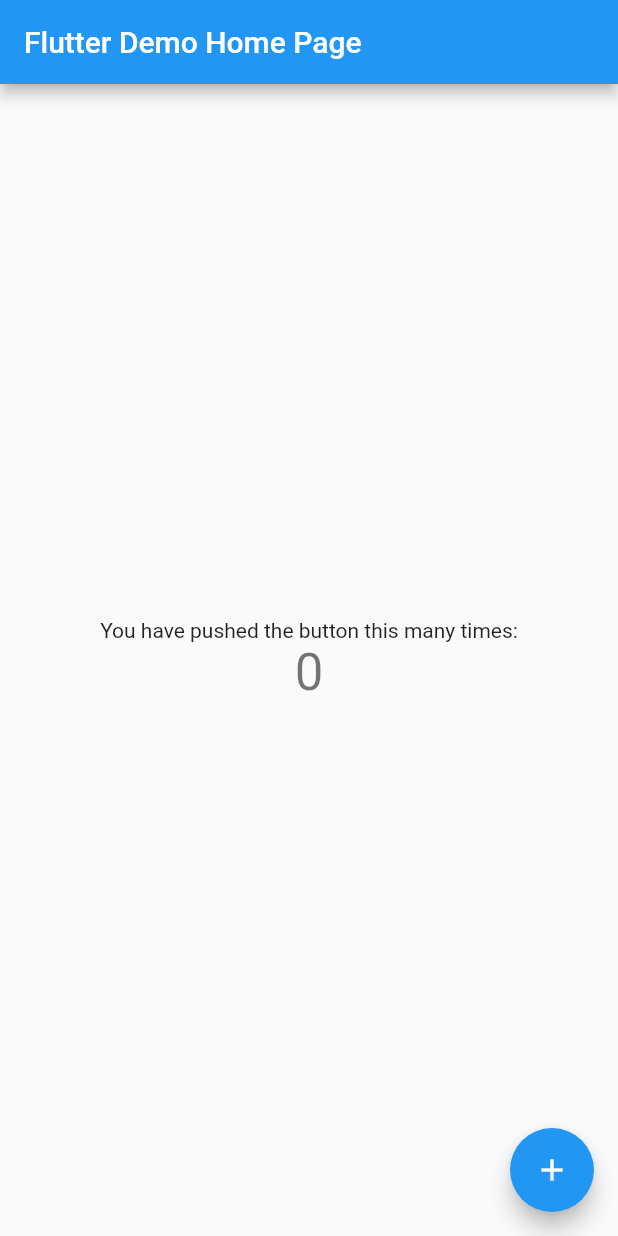
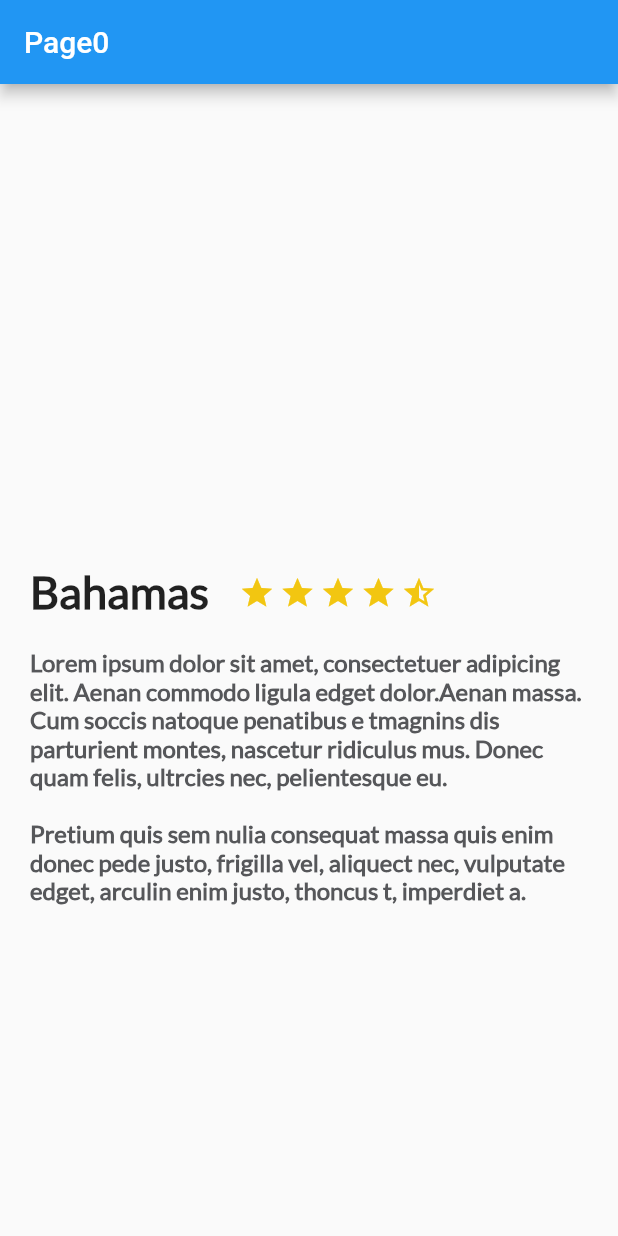
Before and after one commit to lskywolfll/Flutter_Practice, a Flutter app: the screen it shows after launch, on a phone screen of 412 x 824 dp. Run offline on Flutter 3.47's test engine with Material 2 defaults, Android fonts, the phone set to English and light mode, and no system bars.

Commit message:
se termina el componente de descripcion

```diff
--- a/lib/main.dart
+++ b/lib/main.dart
@@ -1,10 +1,14 @@
 import 'package:flutter/material.dart';
+import 'package:platzi_flutter/pages/description_place.dart';
 
 void main() {
   runApp(MyApp());
 }
 
 class MyApp extends StatelessWidget {
+  String _texto =
+      'Lorem ipsum dolor sit amet, consectetuer adipicing elit. Aenan commodo ligula edget dolor.Aenan massa. Cum soccis natoque penatibus e tmagnins dis parturient montes, nascetur ridiculus mus. Donec quam felis, ultrcies nec, pelientesque eu.\n\nPretium quis sem nulia consequat massa quis enim donec pede justo, frigilla vel, aliquect nec, vulputate edget, arculin enim justo, thoncus t, imperdiet a.';
+
   // This widget is the root of your application.
   @override
   Widget build(BuildContext context) {
@@ -26,92 +30,11 @@ class MyApp extends StatelessWidget {
           // closer together (more dense) than on mobile platforms.
           visualDensity: VisualDensity.adaptivePlatformDensity,
         ),
-      home: MyHomePage(title: 'Flutter Demo Home Page'),
-    );
+        home: Scaffold(
+          appBar: AppBar(
+            title: Text('Page0'),
+          ),
+          body: DescriptionPlace('Bahamas', 4.6, _texto),
+        ));
   }
 }
-
-class MyHomePage extends StatefulWidget {
-  MyHomePage({Key key, this.title}) : super(key: key);
-
-  // This widget is the home page of your application. It is stateful, meaning
-  // that it has a State object (defined below) that contains fields that affect
-  // how it looks.
-
-  // This class is the configuration for the state. It holds the values (in this
-  // case the title) provided by the parent (in this case the App widget) and
-  // used by the build method of the State. Fields in a Widget subclass are
-  // always marked "final".
-
-  final String title;
-
-  @override
-  _MyHomePageState createState() => _MyHomePageState();
-}
-
-class _MyHomePageState extends State<MyHomePage> {
-  int _counter = 0;
-
-  void _incrementCounter() {
-    setState(() {
-      // This call to setState tells the Flutter framework that something has
-      // changed in this State, which causes it to rerun the build method below
-      // so that the display can reflect the updated values. If we changed
-      // _counter without calling setState(), then the build method would not be
-      // called again, and so nothing would appear to happen.
-      _counter++;
-    });
-  }
-
-  @override
-  Widget build(BuildContext context) {
-    // This method is rerun every time setState is called, for instance as done
-    // by the _incrementCounter method above.
-    //
-    // The Flutter framework has been optimized to make rerunning build methods
-    // fast, so that you can just rebuild anything that needs updating rather
-    // than having to individually change instances of widgets.
-    return Scaffold(
-      appBar: AppBar(
-        // Here we take the value from the MyHomePage object that was created by
-        // the App.build method, and use it to set our appbar title.
-        title: Text(widget.title),
-      ),
-      body: Center(
-        // Center is a layout widget. It takes a single child and positions it
-        // in the middle of the parent.
-        child: Column(
-          // Column is also a layout widget. It takes a list of children and
-          // arranges them vertically. By default, it sizes itself to fit its
-          // children horizontally, and tries to be as tall as its parent.
-          //
-          // Invoke "debug painting" (press "p" in the console, choose the
-          // "Toggle Debug Paint" action from the Flutter Inspector in Android
-          // Studio, or the "Toggle Debug Paint" command in Visual Studio Code)
-          // to see the wireframe for each widget.
-          //
-          // Column has various properties to control how it sizes itself and
-          // how it positions its children. Here we use mainAxisAlignment to
-          // center the children vertically; the main axis here is the vertical
-          // axis because Columns are vertical (the cross axis would be
-          // horizontal).
-          mainAxisAlignment: MainAxisAlignment.center,
-          children: <Widget>[
-            Text(
-              'You have pushed the button this many times:',
-            ),
-            Text(
-              '$_counter',
-              style: Theme.of(context).textTheme.headline4,
-            ),
-          ],
-        ),
-      ),
-      floatingActionButton: FloatingActionButton(
-        onPressed: _incrementCounter,
-        tooltip: 'Increment',
-        child: Icon(Icons.add),
-      ), // This trailing comma makes auto-formatting nicer for build methods.
-    );
-  }
-}
--- /dev/null
+++ b/lib/pages/description_place.dart
@@ -0,0 +1,99 @@
+import 'package:flutter/material.dart';
+
+class DescriptionPlace extends StatelessWidget {
+  String namePlace;
+  double stars;
+  String descriptionPlace;
+
+  DescriptionPlace(this.namePlace, this.stars, this.descriptionPlace);
+
+  @override
+  Widget build(BuildContext context) {
+    final description = Container(
+      margin: EdgeInsets.only(top: 20.0, left: 20.0, right: 20.0),
+      child: Text(
+        descriptionPlace,
+        style: const TextStyle(
+            fontSize: 16.0,
+            fontWeight: FontWeight.bold,
+            color: Color(0xFF56575a),
+            fontFamily: 'Lato'),
+      ),
+    );
+
+    final title_stars = Row(
+      children: <Widget>[
+        Container(
+          margin: EdgeInsets.only(top: 320.0, left: 20.0, right: 20.0),
+          child: Text(
+            namePlace,
+            style: TextStyle(
+                fontSize: 30.0,
+                fontWeight: FontWeight.w900,
+                fontFamily: 'Lato'),
+            textAlign: TextAlign.left,
+          ),
+        ),
+        _drawStars(stars)
+      ],
+    );
+
+    return Column(
+      children: [title_stars, description],
+    );
+  }
+
+  Widget _drawStars(double numberStars) {
+    List<Widget> rowStars = [];
+
+    for (var i = 0; i < 5; i++) {
+      rowStars.add(starWidget(numberStars));
+      numberStars--;
+    }
+
+    return Row(
+      children: rowStars,
+    );
+  }
+
+  Widget starWidget(double valueStar) {
+    return Container(
+      margin: EdgeInsets.only(top: 323.0, right: 3.0),
+      child: validateStarIconWidget(valueStar),
+    );
+  }
+
+  Widget validateStarIconWidget(double pointStar) {
+    if (pointStar >= 1.0) {
+      return fullStarIconWidget();
+    }
+
+    if (pointStar >= 0.5) {
+      print(pointStar);
+      return halfStarIconWidget();
+    }
+
+    return emptyStarIconWidget();
+  }
+
+  Widget fullStarIconWidget() {
+    return new Icon(
+      Icons.star,
+      color: Color(0XFFF2C611),
+    );
+  }
+
+  Widget halfStarIconWidget() {
+    return new Icon(
+      Icons.star_half,
+      color: Color(0XFFF2C611),
+    );
+  }
+
+  Widget emptyStarIconWidget() {
+    return new Icon(
+      Icons.star_border,
+      color: Color(0XFFF2C611),
+    );
+  }
+}
```
Also changed, not shown: pubspec.yaml (+42 -41 lines), fonts/Lato-Regular.ttf (added). Lines whose indentation alone changed are shown as unchanged.
